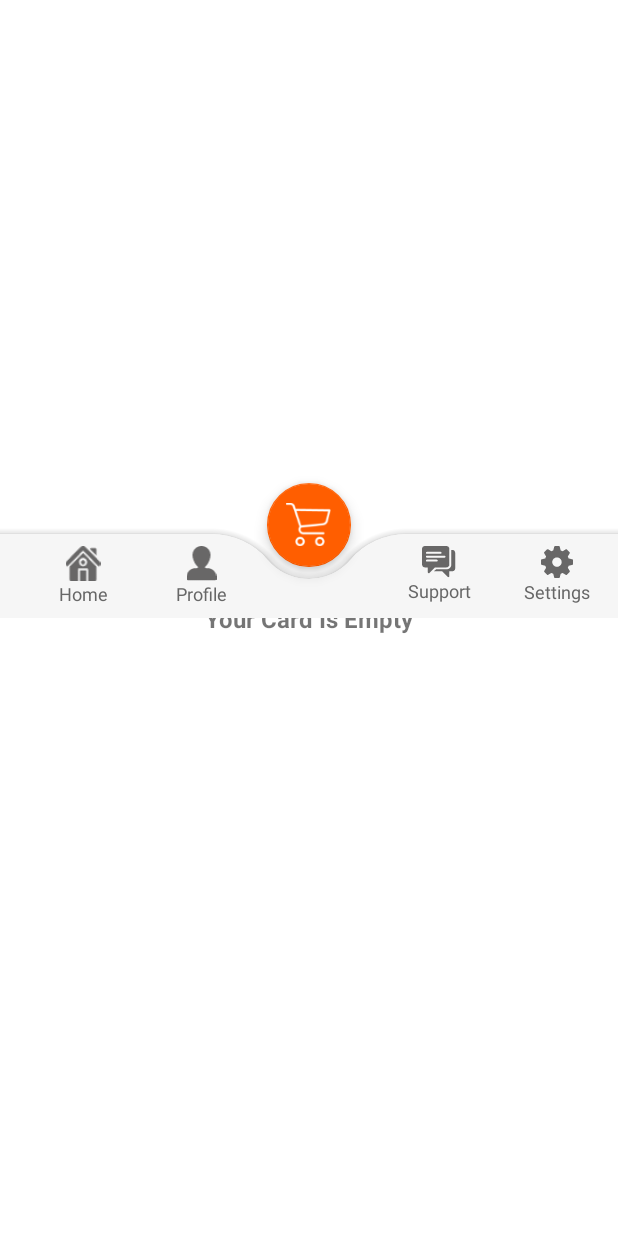
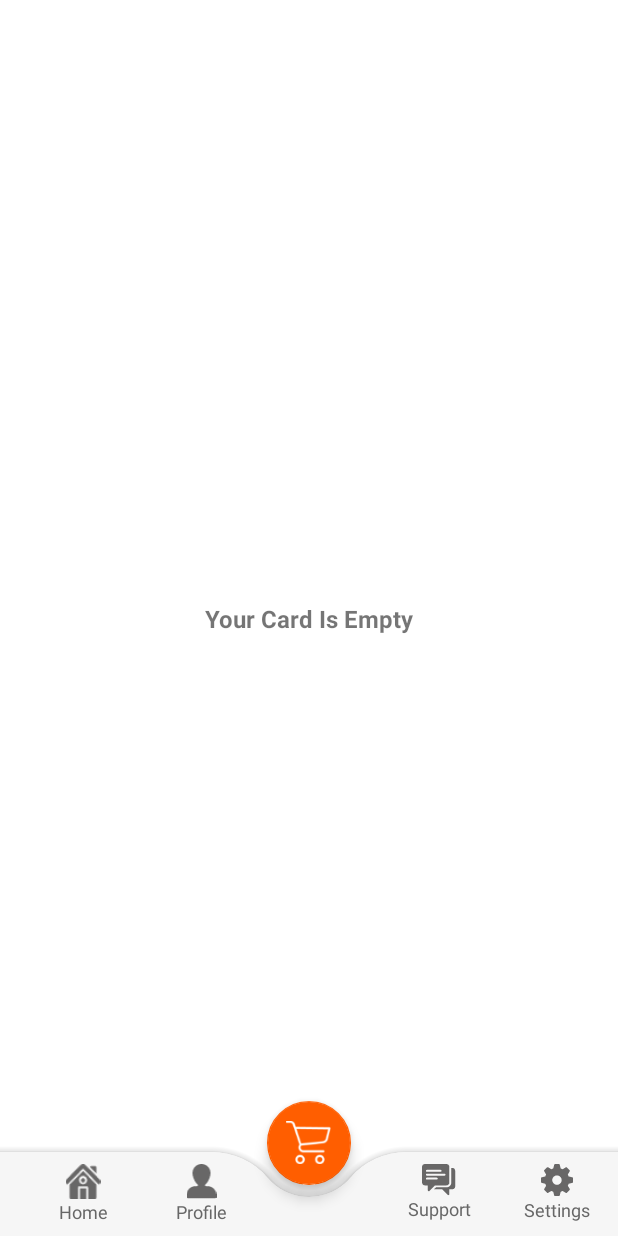
Before and after one commit to happysang/foodOrderApp, an Android app: the CartListActivity screen opened directly, with no data from a screen before it, on a phone screen of 412 x 824 dp. Run offline under Robolectric (Android 15) with nearby library versions, the phone set to English and light mode, and no system bars; pictures from the network do not load.

Commit message:
카테고리 추가 및 하단바 고정

```diff
--- a/app/src/main/java/com/example/project/Activity/CartListActivity.java
+++ b/app/src/main/java/com/example/project/Activity/CartListActivity.java
@@ -67,9 +67,9 @@ public class CartListActivity extends AppCompatActivity {
         recyclerViewList.setAdapter(adapter);
         if (managementCart.getListCard().isEmpty()) {
             emptyTxt.setVisibility(View.VISIBLE);
-            scrollView.setVisibility(View.GONE);
+            scrollView.setVisibility(View.INVISIBLE);
         } else {
-            emptyTxt.setVisibility(View.GONE);
+            emptyTxt.setVisibility(View.INVISIBLE);
             scrollView.setVisibility(View.VISIBLE);
         }
     }
--- a/app/src/main/java/com/example/project/Activity/MainActivity.java
+++ b/app/src/main/java/com/example/project/Activity/MainActivity.java
@@ -36,6 +36,7 @@ public class MainActivity extends AppCompatActivity {
         FloatingActionButton floatingActionButton = findViewById(R.id.card_btn);
         LinearLayout homeBtn = findViewById(R.id.homeBtn);
 
+
         floatingActionButton.setOnClickListener(new View.OnClickListener() {
             @Override
             public void onClick(View v) {
@@ -61,6 +62,9 @@ public class MainActivity extends AppCompatActivity {
         foodlist.add(new FoodDomain("페퍼로니 피자", "pizza1", "맛있는 페퍼로니 피자", 10000));
         foodlist.add(new FoodDomain("콤비네이션 피자", "pizza2", "맛있는 콤비네이션 피자", 8500));
         foodlist.add(new FoodDomain("치즈버거", "burger", "맛있는 치즈 버거", 8000));
+        foodlist.add(new FoodDomain("핫도그", "hotdog", "맛있는 핫도그", 6000));
+        foodlist.add(new FoodDomain("코카콜라", "coke", "시원한 콜라", 1500));
+        foodlist.add(new FoodDomain("랜디스 도넛", "dounut", "맛있는 라즈베리 도넛", 4500));
 
 
         adapter2 = new PopularAdapter(foodlist);
--- a/app/src/main/res/layout/activity_card_list.xml
+++ b/app/src/main/res/layout/activity_card_list.xml
@@ -155,8 +155,8 @@
         android:layout_height="100dp"
 
         app:layout_constraintBottom_toBottomOf="@+id/scrollView4"
-        app:layout_constraintEnd_toEndOf="parent"
-        app:layout_constraintStart_toStartOf="parent">
+        app:layout_constraintEnd_toEndOf="@id/scrollView4"
+        app:layout_constraintStart_toStartOf="@id/scrollView4">
 
         <com.google.android.material.bottomappbar.BottomAppBar
             android:id="@+id/app_bar"
```
Also changed, not shown: app/src/main/res/layout/activity_main.xml (+6 -4 lines), app/src/main/res/drawable-hdpi/coke.png (added), app/src/main/res/drawable-hdpi/dounut.jpeg (added), app/src/main/res/drawable-hdpi/hotdog.png (added).
